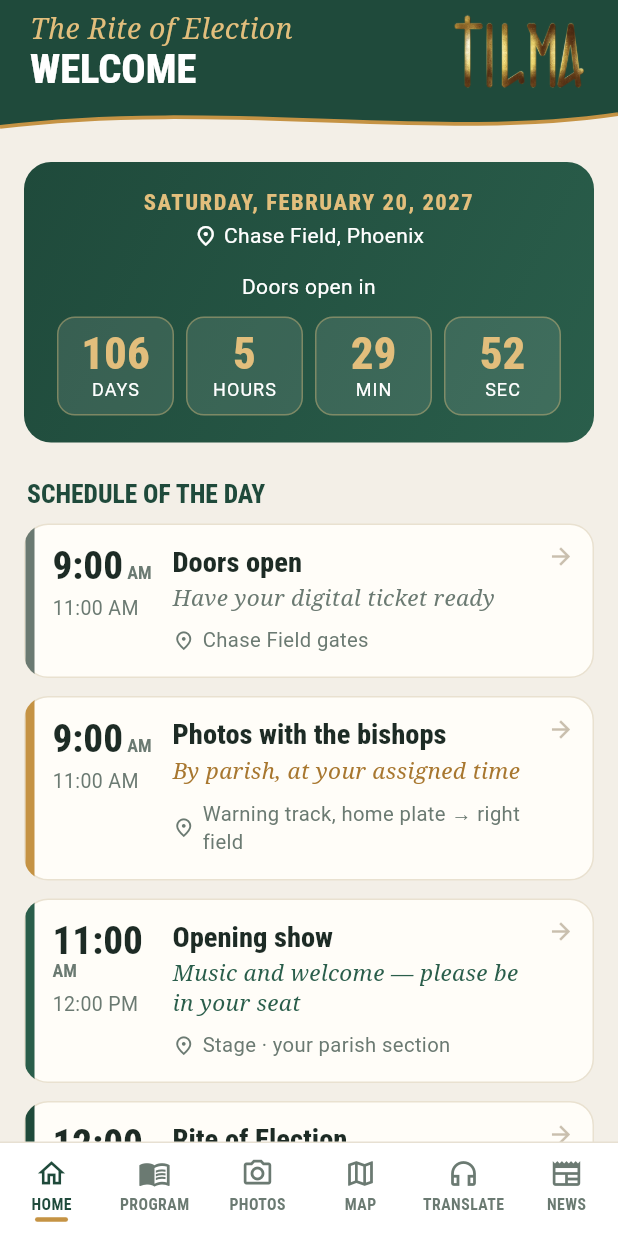
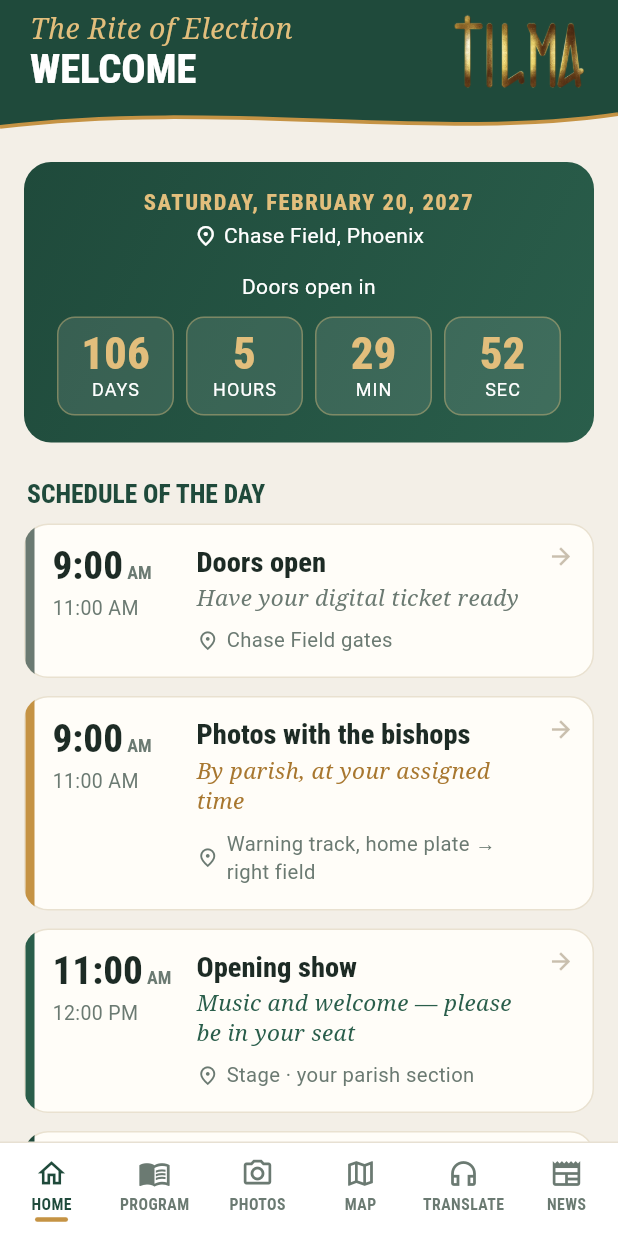
Before and after one commit to tomasmainarcuda-svg/rite-of-election-app, a Flutter app: the screen it shows after launch, on a phone screen of 412 x 824 dp. Run offline on Flutter 3.47's test engine with Material 3 defaults, Android fonts, the phone set to English and light mode, and no system bars; our stand-ins replace flutter_svg, google_fonts, shared_preferences; network calls fail.

Commit message:
Add files via upload

```diff
--- a/lib/screens/home.dart
+++ b/lib/screens/home.dart
@@ -280,7 +280,7 @@ class _AgendaCard extends StatelessWidget {
             Padding(
               padding: const EdgeInsets.fromLTRB(12, 14, 8, 14),
               child: SizedBox(
-                width: 72,
+                width: 88, // room for "11:00 AM" on one line
                 child: Column(crossAxisAlignment: CrossAxisAlignment.start, children: [
                   Text.rich(TextSpan(children: [
                     TextSpan(text: t[0], style: T.head(26, color: past ? faded : C.ink).copyWith(height: 1)),
```
